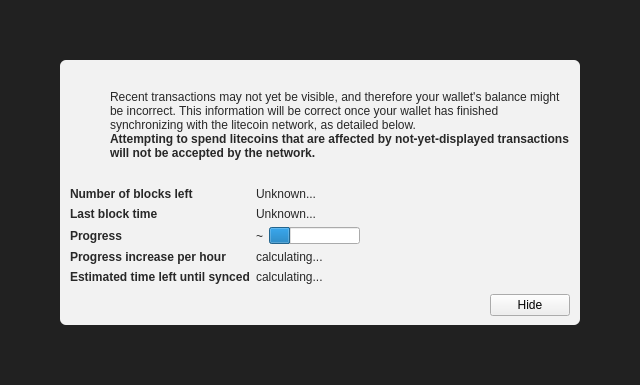
This is src/qt/forms/modaloverlay.ui in Eternity-Soap/funcoin as Qt 5 draws it before an edit. The edited form follows.
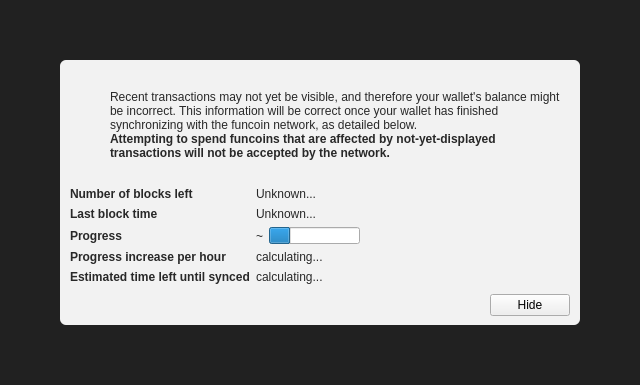
This is the edited form. Icons and pictures are not drawn. Custom widgets are drawn as their Qt base class.

```diff
--- a/src/qt/forms/modaloverlay.ui
+++ b/src/qt/forms/modaloverlay.ui
@@ -130,7 +130,7 @@
              <item>
               <widget class="QLabel" name="infoText">
                <property name="text">
-                <string>Recent transactions may not yet be visible, and therefore your wallet's balance might be incorrect. This information will be correct once your wallet has finished synchronizing with the litecoin network, as detailed below.</string>
+                <string>Recent transactions may not yet be visible, and therefore your wallet's balance might be incorrect. This information will be correct once your wallet has finished synchronizing with the funcoin network, as detailed below.</string>
                </property>
                <property name="textFormat">
                 <enum>Qt::RichText</enum>
@@ -149,7 +149,7 @@
                 </font>
                </property>
                <property name="text">
-                <string>Attempting to spend litecoins that are affected by not-yet-displayed transactions will not be accepted by the network.</string>
+                <string>Attempting to spend funcoins that are affected by not-yet-displayed transactions will not be accepted by the network.</string>
                </property>
                <property name="textFormat">
                 <enum>Qt::RichText</enum>
```
